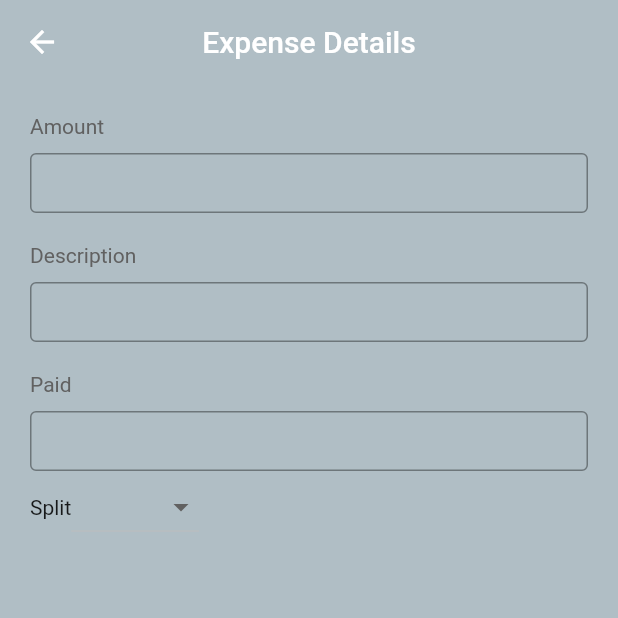
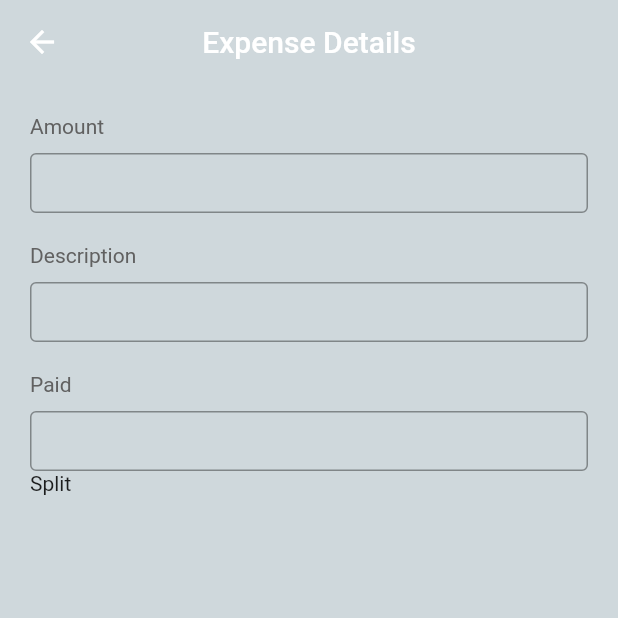
Before and after one commit to iamudesharma/go-dutch-clone, a Flutter app: the AddPeoplePage screen opened directly, after a tap on "CREATE EXPENSE", on a phone screen of 412 x 824 dp, the top half of it. Run offline on Flutter 3.47's test engine with Material 2 defaults, Android fonts, the phone set to English and light mode, and no system bars; our stand-ins replace get, google_fonts.

Commit message:
edit profile page

```diff
--- a/lib/main.dart
+++ b/lib/main.dart
@@ -1,7 +1,9 @@
 import 'package:flutter/material.dart';
 import 'package:get/get.dart';
 import 'package:go_dutch_clone/controller/controller.dart';
+import 'package:go_dutch_clone/pages/add_people_page.dart';
 import 'package:go_dutch_clone/pages/main_page.dart';
+import 'package:google_fonts/google_fonts.dart';
 
 void main() {
   WidgetsFlutterBinding.ensureInitialized();
@@ -15,10 +17,12 @@ class MyApp extends StatelessWidget {
   @override
   Widget build(BuildContext context) {
     return GetMaterialApp(
+      debugShowCheckedModeBanner: false,
       title: 'Flutter Demo',
       theme: ThemeData(
-        scaffoldBackgroundColor: Colors.blueGrey[200],
+        scaffoldBackgroundColor: Colors.blueGrey[100],
         primarySwatch: Colors.purple,
+        textTheme: GoogleFonts.aBeeZeeTextTheme(),
       ),
       home: const MyHomePage(title: 'Flutter Demo Home Page'),
     );
@@ -47,7 +51,44 @@ class _MyHomePageState extends State<MyHomePage> {
     return SafeArea(
       child: Scaffold(
         // drawer: const Drawer(),
-        endDrawer: const Drawer(),
+        endDrawer: Drawer(
+          child: Column(
+            mainAxisAlignment: MainAxisAlignment.start,
+            crossAxisAlignment: CrossAxisAlignment.start,
+            children: [
+              DrawerHeader(
+                  child: Row(
+                // mainAxisAlignment: ,
+                crossAxisAlignment: CrossAxisAlignment.start,
+                children: [
+                  const CircleAvatar(
+                    radius: 35,
+                  ),
+                  const SizedBox(
+                    width: 10,
+                  ),
+                  Column(
+                    mainAxisAlignment: MainAxisAlignment.spaceAround,
+                    children: [
+                      const Text('Your name'),
+                      const Text('Your Phone Number'),
+                      const Text(
+                        "Upi ID not add",
+                        style: TextStyle(
+                          color: Colors.red,
+                        ),
+                      ),
+                      TextButton(
+                        onPressed: () {},
+                        child: const Text('Edit Profile'),
+                      ),
+                    ],
+                  ),
+                ],
+              )),
+            ],
+          ),
+        ),
         key: controller.scaffoldKey,
         backgroundColor: Colors.blueGrey[100],
         floatingActionButtonLocation: FloatingActionButtonLocation.centerDocked,
@@ -124,187 +165,9 @@ class _MyHomePageState extends State<MyHomePage> {
             );
           },
           // onPressed: _incrementCounter,
-          tooltip: 'Increment',
+          tooltip: 'Add',
           child: const Icon(Icons.add),
         ), // This trailing comma makes auto-formatting nicer for build methods.
-      ),
-    );
-  }
-}
-
-class AddPeoplePage extends StatelessWidget {
-  const AddPeoplePage({Key? key}) : super(key: key);
-
-  @override
-  Widget build(BuildContext context) {
-    return Scaffold(
-      appBar: AppBar(
-        backgroundColor: Colors.transparent,
-        elevation: 0.0,
-        centerTitle: true,
-        title: const Text(
-          'Add People',
-          style: TextStyle(color: Colors.black),
-        ),
-      ),
-      bottomNavigationBar: SizedBox(
-        height: 100,
-        child: Column(
-          mainAxisAlignment: MainAxisAlignment.spaceBetween,
-          children: [
-            const Text(
-              'Create Group',
-              style: TextStyle(
-                color: Colors.purple,
-              ),
-            ),
-            const Text(
-              'or',
-              style: TextStyle(
-                color: Colors.grey,
-              ),
-            ),
-            ElevatedButton(
-              style: ElevatedButton.styleFrom(
-                  fixedSize: Size(
-                context.width,
-                50,
-              )),
-              onPressed: () {
-                Get.to(
-                  () => const CreateExpensePage(),
-                  curve: Curves.fastLinearToSlowEaseIn,
-                  transition: Transition.downToUp,
-                );
-              },
-              child: const Text(
-                'CREATE EXPENSE',
-              ),
-            ),
-          ],
-        ),
-      ),
-      body: Padding(
-        padding: const EdgeInsets.all(30.0),
-        child: Column(
-          children: const [
-            TextField(
-              decoration: InputDecoration(
-                prefixIcon: Icon(
-                  Icons.search,
-                ),
-                border: OutlineInputBorder(),
-                hintText: 'Scarch contacts or phone number',
-              ),
-            ),
-          ],
-        ),
-      ),
-    );
-  }
-}
-
-class CreateExpensePage extends StatelessWidget {
-  const CreateExpensePage({Key? key}) : super(key: key);
-
-  @override
-  Widget build(BuildContext context) {
-    // var _selectedLocation;
-    var _locations = ["Equally", "Unqually"];
-    return Scaffold(
-      appBar: AppBar(
-        backgroundColor: Colors.transparent,
-        elevation: 0.0,
-        centerTitle: true,
-        title: const Text(
-          'Expense Details',
-        ),
-      ),
-      body: Padding(
-        padding: const EdgeInsets.all(20.0),
-        child: Column(crossAxisAlignment: CrossAxisAlignment.start, children: [
-          Text(
-            'Amount',
-            style: TextStyle(
-              color: Colors.grey.shade700,
-            ),
-          ),
-          const SizedBox(
-            height: 10,
-          ),
-          const SizedBox(
-            height: 40,
-            child: TextField(
-              decoration: InputDecoration(
-                hintText: '',
-                border: OutlineInputBorder(),
-              ),
-            ),
-          ),
-          const SizedBox(
-            height: 20,
-          ),
-          Text(
-            'Description',
-            style: TextStyle(
-              color: Colors.grey.shade700,
-            ),
-          ),
-          const SizedBox(
-            height: 10,
-          ),
-          const SizedBox(
-            height: 40,
-            child: TextField(
-              decoration: InputDecoration(
-                hintText: '',
-                border: OutlineInputBorder(),
-              ),
-            ),
-          ),
-          const SizedBox(
-            height: 20,
-          ),
-          Text(
-            'Paid',
-            style: TextStyle(
-              color: Colors.grey.shade700,
-            ),
-          ),
-          const SizedBox(
-            height: 10,
-          ),
-          const SizedBox(
-            height: 40,
-            child: TextField(
-              decoration: InputDecoration(
-                hintText: '',
-                border: OutlineInputBorder(),
-              ),
-            ),
-          ),
-          Row(
-            children: [
-              Row(
-                children: [
-                  const Text('Split'),
-                  DropdownButton<String>(
-                    value: 'hello',
-                    // value: _selectedLocation,
-                    onChanged: (_) {
-                      // _selectedLocation = ;
-                    },
-                    items: _locations.map((String location) {
-                      return DropdownMenuItem<String>(
-                        child: Text(location),
-                      );
-                    }).toList(),
-                  ),
-                ],
-              )
-            ],
-          ),
-        ]),
       ),
     );
   }
--- /dev/null
+++ b/lib/pages/add_people_page.dart
@@ -0,0 +1,86 @@
+import 'package:flutter/material.dart';
+import 'package:get/get.dart';
+import 'package:go_dutch_clone/pages/create_expense_page.dart';
+import 'package:go_dutch_clone/pages/create_group_expense_page.dart';
+
+class AddPeoplePage extends StatelessWidget {
+  const AddPeoplePage({Key? key}) : super(key: key);
+
+  @override
+  Widget build(BuildContext context) {
+    return Scaffold(
+      appBar: AppBar(
+        backgroundColor: Colors.transparent,
+        elevation: 0.0,
+        centerTitle: true,
+        title: const Text(
+          'Add People',
+          style: TextStyle(color: Colors.black),
+        ),
+      ),
+      bottomNavigationBar: SizedBox(
+        height: 100,
+        child: Column(
+          mainAxisAlignment: MainAxisAlignment.spaceBetween,
+          children: [
+            GestureDetector(
+              onTap: () {
+                Get.to(
+                  () => const CreateGroupExpensePage(),
+                  curve: Curves.fastLinearToSlowEaseIn,
+                  transition: Transition.downToUp,
+                );
+              },
+              child: const Text(
+                'Create Group',
+                style: TextStyle(
+                  color: Colors.purple,
+                ),
+              ),
+            ),
+
+             Text(
+              'or',
+              style: TextStyle(
+                color: Colors.grey.shade800,
+              ),
+            ),
+            ElevatedButton(
+              style: ElevatedButton.styleFrom(
+                  fixedSize: Size(
+                context.width,
+                50,
+              )),
+              onPressed: () {
+                Get.to(
+                  () => const CreateExpensePage(),
+                  curve: Curves.fastLinearToSlowEaseIn,
+                  transition: Transition.downToUp,
+                );
+              },
+              child: const Text(
+                'CREATE EXPENSE',
+              ),
+            ),
+          ],
+        ),
+      ),
+      body: Padding(
+        padding: const EdgeInsets.all(30.0),
+        child: Column(
+          children: const [
+            TextField(
+              decoration: InputDecoration(
+                prefixIcon: Icon(
+                  Icons.search,
+                ),
+                border: OutlineInputBorder(),
+                hintText: 'Scarch contacts or phone number',
+              ),
+            ),
+          ],
+        ),
+      ),
+    );
+  }
+}
--- /dev/null
+++ b/lib/pages/create_expense_page.dart
@@ -0,0 +1,95 @@
+import 'package:flutter/material.dart';
+
+class CreateExpensePage extends StatelessWidget {
+  const CreateExpensePage({Key? key}) : super(key: key);
+
+  @override
+  Widget build(BuildContext context) {
+    var _selectedLocation = 'Equally';
+    var _locations = ["Equally", "Unqually"];
+    return Scaffold(
+      appBar: AppBar(
+        backgroundColor: Colors.transparent,
+        elevation: 0.0,
+        centerTitle: true,
+        title: const Text(
+          'Expense Details',
+        ),
+      ),
+      body: Padding(
+        padding: const EdgeInsets.all(20.0),
+        child: Column(crossAxisAlignment: CrossAxisAlignment.start, children: [
+          Text(
+            'Amount',
+            style: TextStyle(
+              color: Colors.grey.shade700,
+            ),
+          ),
+          const SizedBox(
+            height: 10,
+          ),
+          const SizedBox(
+            height: 40,
+            child: TextField(
+              decoration: InputDecoration(
+                hintText: '',
+                border: OutlineInputBorder(),
+              ),
+            ),
+          ),
+          const SizedBox(
+            height: 20,
+          ),
+          Text(
+            'Description',
+            style: TextStyle(
+              color: Colors.grey.shade700,
+            ),
+          ),
+          const SizedBox(
+            height: 10,
+          ),
+          const SizedBox(
+            height: 40,
+            child: TextField(
+              decoration: InputDecoration(
+                hintText: '',
+                border: OutlineInputBorder(),
+              ),
+            ),
+          ),
+          const SizedBox(
+            height: 20,
+          ),
+          Text(
+            'Paid',
+            style: TextStyle(
+              color: Colors.grey.shade700,
+            ),
+          ),
+          const SizedBox(
+            height: 10,
+          ),
+          const SizedBox(
+            height: 40,
+            child: TextField(
+              decoration: InputDecoration(
+                hintText: '',
+                border: OutlineInputBorder(),
+              ),
+            ),
+          ),
+          Row(
+            children: [
+              Row(
+                children: const [
+                  Text('Split'),
+                ],
+              )
+            ],
+          ),
+        ]),
+      ),
+    );
+  }
+}
--- a/pubspec.yaml
+++ b/pubspec.yaml
@@ -27,11 +27,12 @@ environment:
 # the latest version available on pub.dev. To see which dependencies have newer
 # versions available, run `flutter pub outdated`.
 dependencies:
-  firebase_core: ^1.6.0
+  # firebase_core: ^1.6.0
   flutter:
     sdk: flutter
   get: ^4.3.8
-  page_transition: ^2.0.2
+  google_fonts: ^2.1.0
+  # page_transition: ^2.0.2
 
 dev_dependencies:
   flutter_lints: ^1.0.0
```
Also changed, not shown: lib/pages/add_new_members.dart (added, +65 -0 lines), lib/pages/create_group_expense_page.dart (added, +209 -0 lines), lib/pages/edit_profile_page.dart (added), pubspec.lock.
